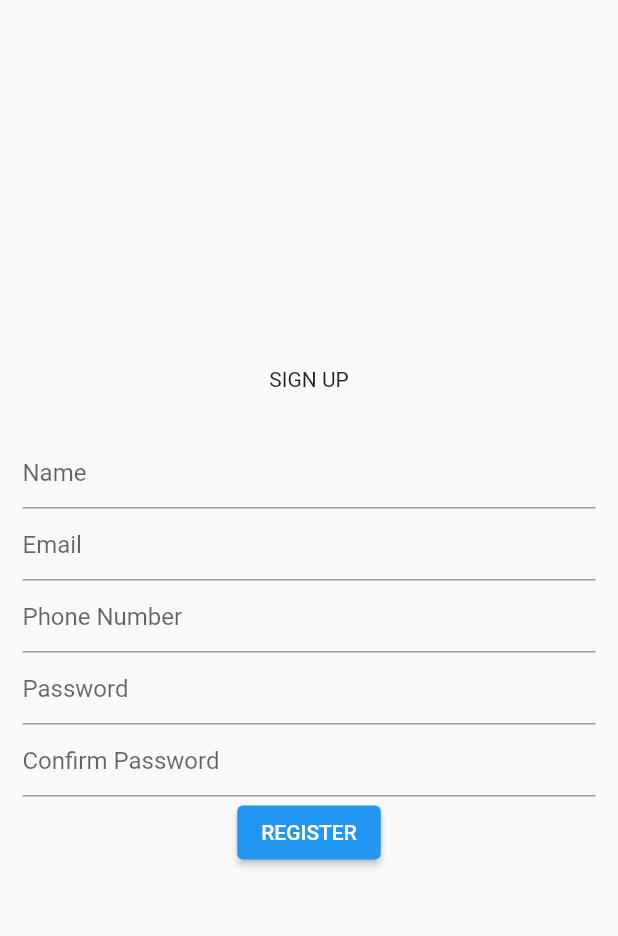
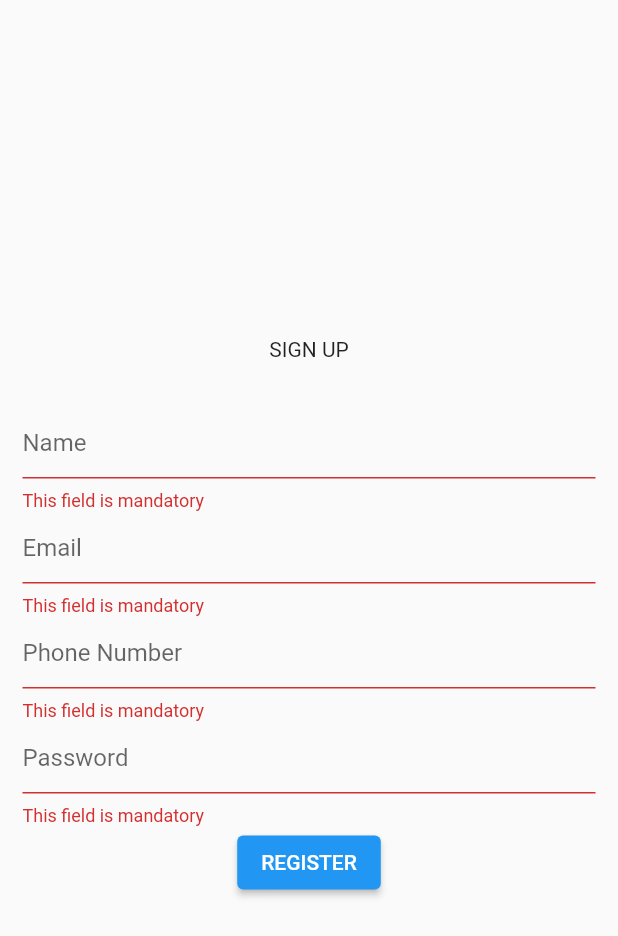
Before and after one commit to vyshnavnarayan/Todo-test, a Flutter app: the SignupPage screen opened directly, after a tap on "REGISTER", on a phone screen of 412 x 824 dp. Shown: the top 936 px of the screen. Run offline on Flutter 3.47's test engine with Material 2 defaults, Android fonts, the phone set to English and light mode, and no system bars; our stand-ins replace cloud_firestore, firebase_auth, firebase_core; accounts and stored records are empty; network calls fail.

Commit message:
firebase connected and signup, login completed

```diff
--- a/lib/main.dart
+++ b/lib/main.dart
@@ -1,7 +1,10 @@
+import 'package:firebase_core/firebase_core.dart';
 import 'package:flutter/material.dart';
 import 'package:todonew/login.dart';
 
-void main() {
+void main() async{
+ WidgetsFlutterBinding.ensureInitialized();
+ await Firebase.initializeApp();
   runApp(const MyApp());
 }
 
@@ -12,6 +15,7 @@ class MyApp extends StatelessWidget {
   @override
   Widget build(BuildContext context) {
     return MaterialApp(
+      debugShowCheckedModeBanner: false,
       title: 'Flutter Demo',
       theme: ThemeData(
         // This is the theme of your application.
--- a/lib/signup.dart
+++ b/lib/signup.dart
@@ -1,43 +1,100 @@
 import 'package:flutter/material.dart';
+import 'package:todonew/login.dart';
+import 'package:todonew/signuprepo.dart';
+import 'package:cloud_firestore/cloud_firestore.dart';
 
 class SignupPage extends StatelessWidget {
-  const SignupPage({super.key});
+  SignupPage({super.key});
 
+  final TextEditingController _nameController = TextEditingController();
+  final TextEditingController _emailController = TextEditingController();
+  final TextEditingController _phonenumberController = TextEditingController();
+  final TextEditingController _passwordController = TextEditingController();
+  final TextEditingController _confirmPassworController =
+      TextEditingController();
+
+  final _formKey = GlobalKey<FormState>();
   @override
   Widget build(BuildContext context) {
     return Scaffold(
+      resizeToAvoidBottomInset: false,
       body: Padding(
         padding: const EdgeInsets.all(15),
         child: Container(
-          child: Column(mainAxisAlignment: MainAxisAlignment.center,
+          child: Form(
+            key: _formKey,
+            child: Column(
+              mainAxisAlignment: MainAxisAlignment.center,
               children: [
                 Text('SIGN UP'),
-              SizedBox(height: 30,),
-              TextField(
-                  decoration: InputDecoration(
-                    hintText: 'Name'
+                SizedBox(
+                  height: 30,
                 ),
-                ),TextField(
-                  decoration: InputDecoration(
-                    hintText: 'Email'
+                TextFormField(
+                  controller: _nameController,
+                  validator: (value) {
+                    if (value!.isEmpty) {
+                      return 'This field is mandatory';
+                    }
+                  },
+                  decoration: InputDecoration(hintText: 'Name'),
                 ),
-                ),TextField(
-                  decoration: InputDecoration(
-                    hintText: 'Phone Number'
+                TextFormField(
+                  controller: _emailController,
+                  validator: (value) {
+                    if (value!.isEmpty) {
+                      return 'This field is mandatory';
+                    }
+                  },
+                  decoration: InputDecoration(hintText: 'Email'),
                 ),
-                ),TextField(
-                  decoration: InputDecoration(
-                    hintText: 'Password'
+                TextFormField(
+                  controller: _phonenumberController,
+                  validator: (value) {
+                    if (value!.isEmpty) {
+                      return 'This field is mandatory';
+                    }
+                  },
+                  decoration: InputDecoration(hintText: 'Phone Number'),
                 ),
-                ),TextField(
-                  decoration: InputDecoration(
-                    hintText: 'Confirm Password'
+                TextFormField(
+                  controller: _passwordController,
+                  validator: (value) {
+                    if (value!.isEmpty) {
+                      return 'This field is mandatory';
+                    }
+                  },
+                  decoration: InputDecoration(hintText: 'Password'),
                 ),
+                // TextField(
+                //   decoration: InputDecoration(
+                //     hintText: 'Confirm Password'
+                //   ),
+                // ),
+                ElevatedButton(
+                    onPressed: () async {
+                      print(_nameController.text);
+                      print(_emailController.text);
+                      print(_phonenumberController.text);
+                      print(_passwordController.text);
+
+                      if (_formKey.currentState!.validate()) {
+                        await SignupRepo().createUser(
+                            _nameController.text,
+                            _emailController.text,
+                            _phonenumberController.text,
+                            _passwordController.text,
+                            context);
+                        Navigator.push(
+                            context,
+                            MaterialPageRoute(
+                              builder: (context) => LoginPage(),
+                            ));
+                      }
+                    },
+                    child: Text('REGISTER'))
+              ],
             ),
-                ElevatedButton(onPressed: () {
-
-                }, child: Text('REGISTER'))
-            ],
           ),
         ),
       ),
```
Also changed, not shown: lib/home.dart (+36 -8 lines), lib/login.dart (+33 -4 lines), lib/signuprepo.dart (added, +30 -0 lines), pubspec.yaml (+7 -4 lines), pubspec.lock, 4 other files. Lines whose indentation alone changed are shown as unchanged.
